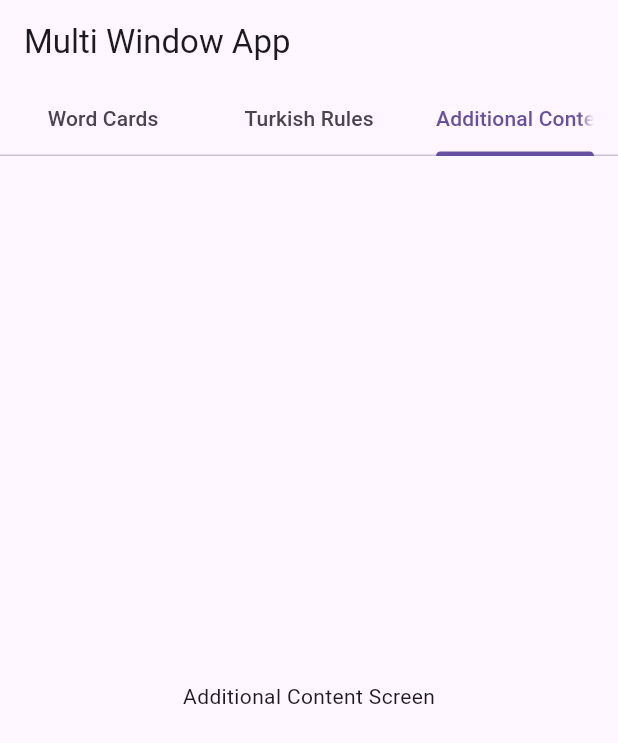
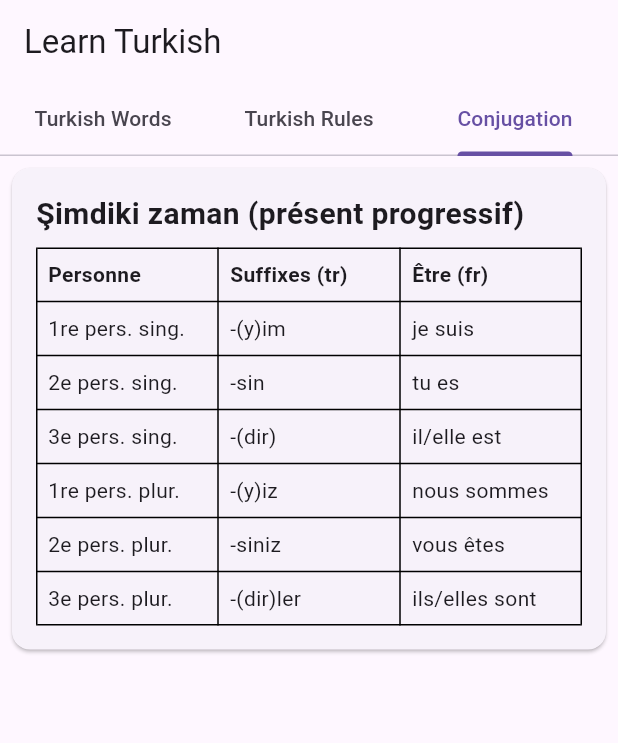
Before and after one commit to SofiyanIfren/flutter_turkish_words_app, a Flutter app: the screen it shows after launch, tab 3 chosen, on a phone screen of 412 x 824 dp. Shown: the top 743 px of the screen. Run offline on Flutter 3.47's test engine with Material 3 defaults, Android fonts, the phone set to English and light mode, and no system bars.

Commit message:
feat : conjugations added - models and table view

```diff
--- /dev/null
+++ b/assets/data_turkish_conjugations.json
@@ -0,0 +1,37 @@
+[
+    {
+      "tense": "Şimdiki zaman (présent progressif)",
+      "rows": [
+        {
+          "person": "1re pers. sing.",
+          "suffix": "-(y)im",
+          "translation": "je suis"
+        },
+        {
+          "person": "2e pers. sing.",
+          "suffix": "-sin",
+          "translation": "tu es"
+        },
+        {
+          "person": "3e pers. sing.",
+          "suffix": "-(dir)",
+          "translation": "il/elle est"
+        },
+        {
+          "person": "1re pers. plur.",
+          "suffix": "-(y)iz",
+          "translation": "nous sommes"
+        },
+        {
+          "person": "2e pers. plur.",
+          "suffix": "-siniz",
+          "translation": "vous êtes"
+        },
+        {
+          "person": "3e pers. plur.",
+          "suffix": "-(dir)ler",
+          "translation": "ils/elles sont"
+        }
+      ]
+    }
+  ]
--- a/assets/data_turkish_rules.json
+++ b/assets/data_turkish_rules.json
@@ -1,14 +1,14 @@
 [
     {
-        "title": "Rule 1: Vowel Harmony",
+        "title": "Harmonie Vocalique",
         "description":
-            "Turkish has a system of vowel harmony, where the vowels in a word must be either all front vowels or all back vowels.",
-        "examples": "Example: ev (house), kitap (book)"
+            "- Suffixe -ler : e, i, ö, ü\n- Suffixe -lar : a, ı, o, u",
+        "examples": "Examples: Türkler, dağlar, çocuklar, bahçeler, radyatörler, adalar"
     },
     {
-        "title": "Rule 2: Consonant Mutation",
+        "title": "Pronoms personnels",
         "description":
-            "Certain consonants change form depending on the following vowel.",
-        "examples": "Example: kitap -> kitaba (to the book)"
+            "- Je : Ben\n- Tu : Sen\n- Il / Elle / Ce : O\n- Nous : Biz\n- Vous : Siz\n- Ils / Elles : Onlar\n",
+        "examples": "Dans la conjugaison, les pronoms sont facultatifs."
     }
 ]
--- /dev/null
+++ b/lib/data/data_conjugations.dart
@@ -0,0 +1,11 @@
+// lib/data/conjugation_loader.dart
+import 'dart:convert';
+import 'package:flutter/services.dart';
+import '../models/conjugation.dart';
+
+Future<List<Conjugation>> loadConjugations() async {
+  final String response =
+      await rootBundle.loadString('assets/data_turkish_conjugations.json');
+  final List<dynamic> data = json.decode(response);
+  return data.map((json) => Conjugation.fromJson(json)).toList();
+}
--- a/lib/main.dart
+++ b/lib/main.dart
@@ -9,7 +9,7 @@ class MultiWindowApp extends StatelessWidget {
   @override
   Widget build(BuildContext context) {
     return MaterialApp(
-      title: 'Multi Window App',
+      title: 'Learn Turkish App',
       theme: ThemeData(
         primarySwatch: Colors.blue,
       ),
--- /dev/null
+++ b/lib/models/conjugation.dart
@@ -0,0 +1,34 @@
+import 'dart:convert';
+
+class Conjugation {
+  final String tense;
+  final List<ConjugationRow> rows;
+
+  Conjugation({required this.tense, required this.rows});
+
+  factory Conjugation.fromJson(Map<String, dynamic> json) {
+    return Conjugation(
+      tense: json['tense'],
+      rows: (json['rows'] as List)
+          .map((row) => ConjugationRow.fromJson(row))
+          .toList(),
+    );
+  }
+}
+
+class ConjugationRow {
+  final String person;
+  final String suffix;
+  final String translation;
+
+  ConjugationRow(
+      {required this.person, required this.suffix, required this.translation});
+
+  factory ConjugationRow.fromJson(Map<String, dynamic> json) {
+    return ConjugationRow(
+      person: json['person'],
+      suffix: json['suffix'],
+      translation: json['translation'],
+    );
+  }
+}
--- a/lib/screens/additional_content_screen.dart
+++ /dev/null
@@ -1,10 +0,0 @@
-import 'package:flutter/material.dart';
-
-class AdditionalContentScreen extends StatelessWidget {
-  @override
-  Widget build(BuildContext context) {
-    return Center(
-      child: Text('Additional Content Screen'),
-    );
-  }
-}
--- /dev/null
+++ b/lib/screens/conjugation_screen.dart
@@ -0,0 +1,34 @@
+import 'package:flutter/material.dart';
+import '../models/conjugation.dart';
+import '../widgets/conjugation_card.dart';
+import '../data/data_conjugations.dart';
+
+class ConjugationScreen extends StatefulWidget {
+  @override
+  _ConjugationScreenState createState() => _ConjugationScreenState();
+}
+
+class _ConjugationScreenState extends State<ConjugationScreen> {
+  List<Conjugation> conjugations = [];
+
+  @override
+  void initState() {
+    super.initState();
+    loadConjugations().then((loadedConjugations) {
+      setState(() {
+        conjugations = loadedConjugations;
+      });
+    });
+  }
+
+  @override
+  Widget build(BuildContext context) {
+    return ListView.builder(
+      itemCount: conjugations.length,
+      itemBuilder: (context, index) {
+        final conjugation = conjugations[index];
+        return ConjugationCard(conjugation: conjugation);
+      },
+    );
+  }
+}
--- a/lib/screens/main_screen.dart
+++ b/lib/screens/main_screen.dart
@@ -2,7 +2,7 @@
 import 'package:flutter/material.dart';
 import 'word_cards_screen.dart';
 import 'turkish_rules_screen.dart';
-import 'additional_content_screen.dart';
+import 'conjugation_screen.dart';
 
 class MainScreen extends StatefulWidget {
   @override
@@ -29,13 +29,13 @@ class _MainScreenState extends State<MainScreen>
   Widget build(BuildContext context) {
     return Scaffold(
       appBar: AppBar(
-        title: Text('Multi Window App'),
+        title: Text('Learn Turkish'),
         bottom: TabBar(
           controller: _tabController,
           tabs: [
-            Tab(text: 'Word Cards'),
+            Tab(text: 'Turkish Words'),
             Tab(text: 'Turkish Rules'),
-            Tab(text: 'Additional Content'),
+            Tab(text: 'Conjugation'),
           ],
         ),
       ),
@@ -44,7 +44,7 @@ class _MainScreenState extends State<MainScreen>
         children: [
           WordCardsScreen(),
           TurkishRulesScreen(),
-          AdditionalContentScreen(),
+          ConjugationScreen(),
         ],
       ),
     );
--- /dev/null
+++ b/lib/widgets/conjugation_card.dart
@@ -0,0 +1,80 @@
+import 'package:flutter/material.dart';
+import '../models/conjugation.dart';
+
+class ConjugationCard extends StatelessWidget {
+  final Conjugation conjugation;
+
+  ConjugationCard({required this.conjugation});
+
+  @override
+  Widget build(BuildContext context) {
+    return Card(
+      margin: EdgeInsets.all(8.0),
+      child: Padding(
+        padding: const EdgeInsets.all(16.0),
+        child: Column(
+          crossAxisAlignment: CrossAxisAlignment.start,
+          children: [
+            Text(
+              conjugation.tense,
+              style: TextStyle(fontSize: 20, fontWeight: FontWeight.bold),
+            ),
+            SizedBox(height: 8),
+            Table(
+              border: TableBorder.all(),
+              children: [
+                TableRow(
+                  children: [
+                    TableCell(
+                      child: Padding(
+                        padding: const EdgeInsets.all(8.0),
+                        child: Text('Personne',
+                            style: TextStyle(fontWeight: FontWeight.bold)),
+                      ),
+                    ),
+                    TableCell(
+                      child: Padding(
+                        padding: const EdgeInsets.all(8.0),
+                        child: Text('Suffixes (tr)',
+                            style: TextStyle(fontWeight: FontWeight.bold)),
+                      ),
+                    ),
+                    TableCell(
+                      child: Padding(
+                        padding: const EdgeInsets.all(8.0),
+                        child: Text('Être (fr)',
+                            style: TextStyle(fontWeight: FontWeight.bold)),
+                      ),
+                    ),
+                  ],
+                ),
+                ...conjugation.rows.map((row) => TableRow(
+                      children: [
+                        TableCell(
+                          child: Padding(
+                            padding: const EdgeInsets.all(8.0),
+                            child: Text(row.person),
+                          ),
+                        ),
+                        TableCell(
+                          child: Padding(
+                            padding: const EdgeInsets.all(8.0),
+                            child: Text(row.suffix),
+                          ),
+                        ),
+                        TableCell(
+                          child: Padding(
+                            padding: const EdgeInsets.all(8.0),
+                            child: Text(row.translation),
+                          ),
+                        ),
+                      ],
+                    )),
+              ],
+            ),
+          ],
+        ),
+      ),
+    );
+  }
+}
--- a/pubspec.yaml
+++ b/pubspec.yaml
@@ -66,6 +66,7 @@ flutter:
   assets:
     - assets/data_turkish_words.json
     - assets/data_turkish_rules.json
+    - assets/data_turkish_conjugations.json
 
   # An image asset can refer to one or more resolution-specific "variants", see
   # https://flutter.dev/to/resolution-aware-images
```
